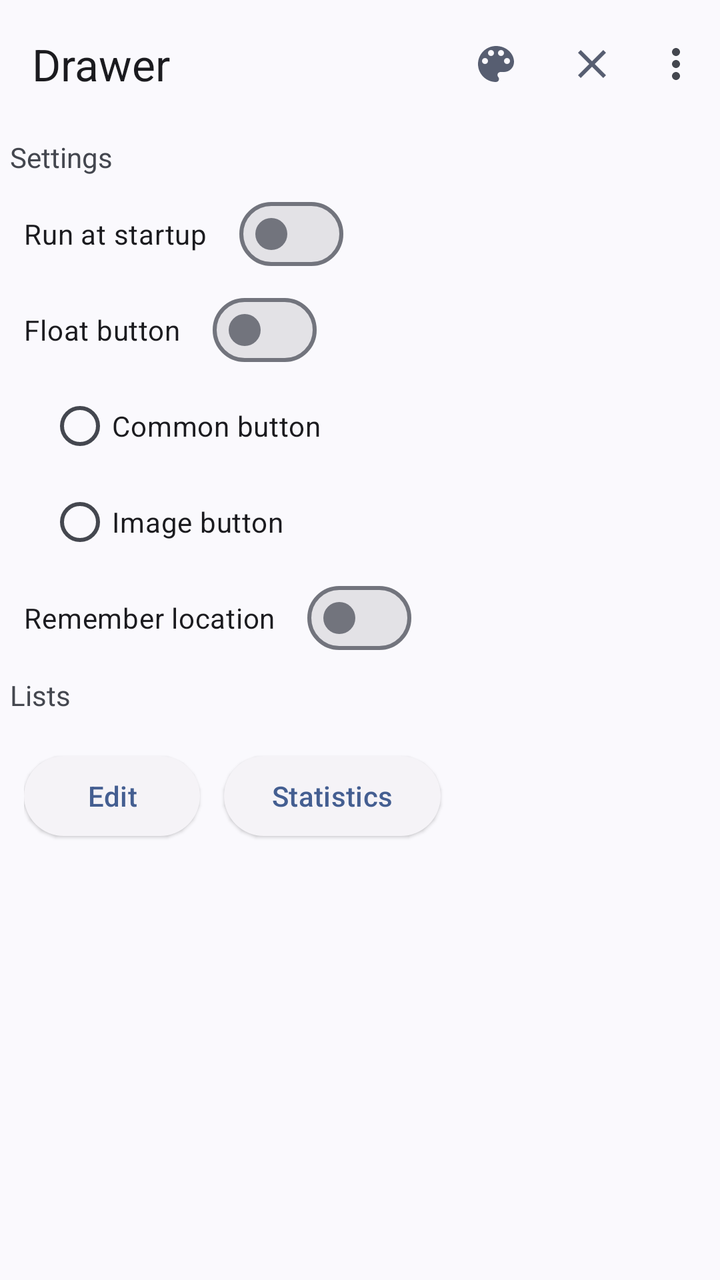
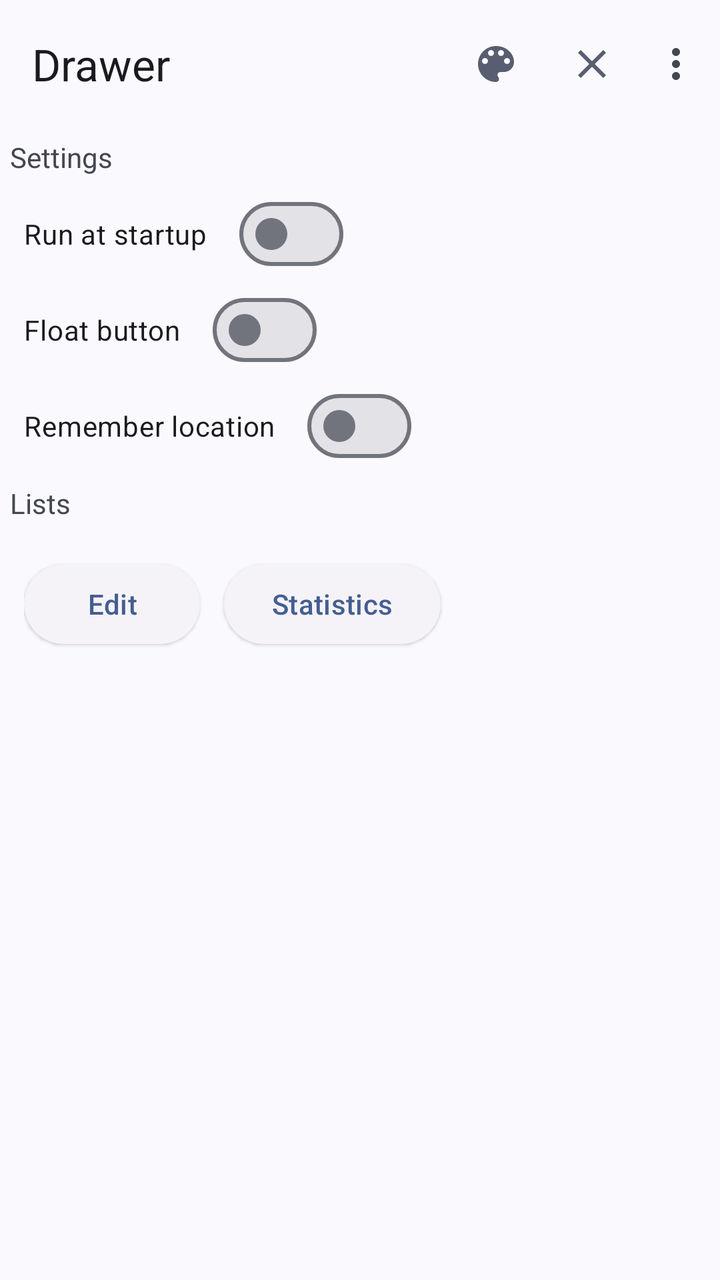

Before-and-after screenshots of an Android layout around one commit, followed by the original layout XML and the change that was made.
<!-- AndroidManifest.xml: application theme Theme.Drawer -->
<!-- res/layout/activity_main.xml -->
<?xml version="1.0" encoding="utf-8"?>
<androidx.coordinatorlayout.widget.CoordinatorLayout xmlns:android="http://schemas.android.com/apk/res/android"
    xmlns:app="http://schemas.android.com/apk/res-auto"
    xmlns:tools="http://schemas.android.com/tools"
    android:id="@+id/main_layout"
    android:layout_width="match_parent"
    android:layout_height="match_parent"
    tools:context=".MainActivity">

    <com.google.android.material.appbar.AppBarLayout
        android:layout_width="match_parent"
        android:layout_height="wrap_content">

        <com.google.android.material.appbar.MaterialToolbar
            android:id="@+id/topAppBar"
            android:layout_width="match_parent"
            android:layout_height="wrap_content"
            android:minHeight="?attr/actionBarSize"
            app:menu="@menu/main_app_bar"
            app:title="@string/app_name" />

    </com.google.android.material.appbar.AppBarLayout>

    <androidx.core.widget.NestedScrollView
        android:layout_width="match_parent"
        android:layout_height="match_parent"
        app:layout_behavior="@string/appbar_scrolling_view_behavior">

        <LinearLayout
            android:layout_width="match_parent"
            android:layout_height="match_parent"
            android:orientation="vertical">

            <com.google.android.material.textview.MaterialTextView
                android:layout_width="match_parent"
                android:layout_height="wrap_content"
                android:padding="5dp"
                android:text="@string/settings" />

            <com.google.android.material.materialswitch.MaterialSwitch
                android:id="@+id/start_on_boot_switch"
                android:layout_width="wrap_content"
                android:layout_height="wrap_content"
                android:checked="false"
                android:padding="12dp"
                android:text="@string/settings_start_on_boot" />

            <com.google.android.material.materialswitch.MaterialSwitch
                android:id="@+id/float_switch"
                android:layout_width="wrap_content"
                android:layout_height="wrap_content"
                android:checked="false"
                android:padding="12dp"
                android:text="@string/settings_float_button" />

            <RadioGroup
                android:id="@+id/radio_group"
                android:layout_width="wrap_content"
                android:layout_height="wrap_content"
                android:layout_marginStart="24dp">

                <com.google.android.material.radiobutton.MaterialRadioButton
                    android:id="@+id/common_radio_btn"
                    android:layout_width="wrap_content"
                    android:layout_height="wrap_content"
                    android:text="@string/radio_common_button" />

                <com.google.android.material.radiobutton.MaterialRadioButton
                    android:id="@+id/image_radio_btn"
                    android:layout_width="wrap_content"
                    android:layout_height="wrap_content"
                    android:text="@string/radio_image_button" />
            </RadioGroup>

            <com.google.android.material.materialswitch.MaterialSwitch
                android:id="@+id/location_switch"
                android:layout_width="wrap_content"
                android:layout_height="wrap_content"
                android:checked="false"
                android:padding="12dp"
                android:text="@string/settings_location_switch" />

            <com.google.android.material.textview.MaterialTextView
                android:layout_width="match_parent"
                android:layout_height="wrap_content"
                android:padding="5dp"
                android:text="@string/lists" />

            <LinearLayout
                android:layout_width="match_parent"
                android:layout_height="wrap_content"
                android:orientation="horizontal"
                android:padding="12dp">

                <Button
                    android:id="@+id/edit_btn"
                    style="@style/Widget.Material3.Button.ElevatedButton"
                    android:layout_width="wrap_content"
                    android:layout_height="wrap_content"
                    android:layout_marginEnd="12dp"
                    android:text="@string/lists_edit" />

                <Button
                    android:id="@+id/stat_btn"
                    style="@style/Widget.Material3.Button.ElevatedButton"
                    android:layout_width="wrap_content"
                    android:layout_height="wrap_content"
                    android:text="@string/lists_statisticians" />
            </LinearLayout>

        </LinearLayout>

    </androidx.core.widget.NestedScrollView>

</androidx.coordinatorlayout.widget.CoordinatorLayout>
<!-- resources referenced by this layout -->
<resources>
  <string name="app_name" translatable="false">Drawer</string>
  <string name="lists">Lists</string>
  <string name="lists_edit">Edit</string>
  <string name="lists_statisticians">Statistics</string>
  <string name="radio_common_button">Common button</string>
  <string name="radio_image_button">Image button</string>
  <string name="settings">Settings</string>
  <string name="settings_float_button">Float button</string>
  <string name="settings_location_switch">Remember location</string>
  <string name="settings_start_on_boot">Run at startup</string>
  <style name="Theme.Drawer" parent="Theme.Material3.DynamicColors.Light.NoActionBar" />
</resources>

<!-- the commit's change to res/layout/activity_main.xml (unified diff, before → after) -->
@@ -53,25 +53,6 @@
                 android:padding="12dp"
                 android:text="@string/settings_float_button" />
 
-            <RadioGroup
-                android:id="@+id/radio_group"
-                android:layout_width="wrap_content"
-                android:layout_height="wrap_content"
-                android:layout_marginStart="24dp">
-
-                <com.google.android.material.radiobutton.MaterialRadioButton
-                    android:id="@+id/common_radio_btn"
-                    android:layout_width="wrap_content"
-                    android:layout_height="wrap_content"
-                    android:text="@string/radio_common_button" />
-
-                <com.google.android.material.radiobutton.MaterialRadioButton
-                    android:id="@+id/image_radio_btn"
-                    android:layout_width="wrap_content"
-                    android:layout_height="wrap_content"
-                    android:text="@string/radio_image_button" />
-            </RadioGroup>
-
             <com.google.android.material.materialswitch.MaterialSwitch
                 android:id="@+id/location_switch"
                 android:layout_width="wrap_content"
<!-- resource entries referenced after the edit -->
@@ -4,8 +4,6 @@
   <string name="lists">Lists</string>
   <string name="lists_edit">Edit</string>
   <string name="lists_statisticians">Statistics</string>
-  <string name="radio_common_button">Common button</string>
-  <string name="radio_image_button">Image button</string>
   <string name="settings">Settings</string>
   <string name="settings_float_button">Float button</string>
   <string name="settings_location_switch">Remember location</string>
